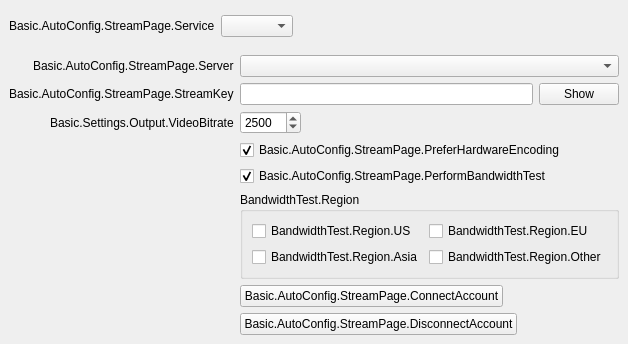
Before: the Qt Designer form UI/forms/AutoConfigStreamPage.ui in deepin-community/obs-studio, drawn with Qt 5.
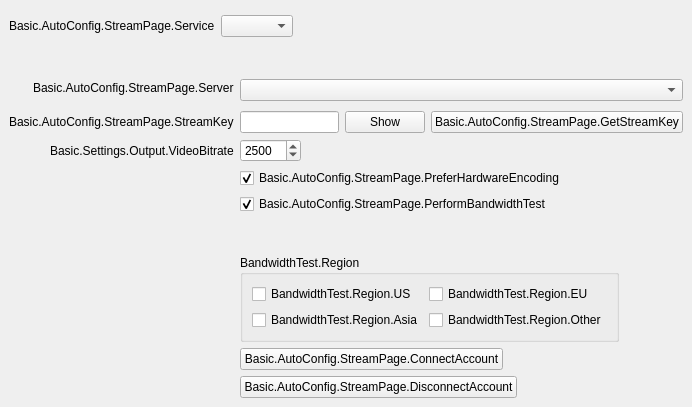
After: the same form once the commit is applied. Custom widgets are drawn as their Qt base class.

```diff
--- a/UI/forms/AutoConfigStreamPage.ui
+++ b/UI/forms/AutoConfigStreamPage.ui
@@ -6,8 +6,8 @@
    <rect>
     <x>0</x>
     <y>0</y>
-    <width>566</width>
-    <height>335</height>
+    <width>692</width>
+    <height>407</height>
    </rect>
   </property>
   <property name="windowTitle">
@@ -44,6 +44,9 @@
       <property name="labelAlignment">
        <set>Qt::AlignRight|Qt::AlignTrailing|Qt::AlignVCenter</set>
       </property>
+      <property name="bottomMargin">
+       <number>12</number>
+      </property>
       <item row="0" column="0">
        <spacer name="horizontalSpacer_6">
         <property name="orientation">
@@ -73,6 +76,19 @@
       <item row="1" column="1">
        <widget class="QComboBox" name="service"/>
       </item>
+      <item row="2" column="1">
+       <spacer name="verticalSpacer">
+        <property name="orientation">
+         <enum>Qt::Vertical</enum>
+        </property>
+        <property name="sizeHint" stdset="0">
+         <size>
+          <width>12</width>
+          <height>12</height>
+         </size>
+        </property>
+       </spacer>
+      </item>
      </layout>
     </widget>
    </item>
@@ -279,6 +295,13 @@
             </property>
            </widget>
           </item>
+          <item>
+           <widget class="UrlPushButton" name="streamKeyButton">
+            <property name="text">
+             <string>Basic.AutoConfig.StreamPage.GetStreamKey</string>
+            </property>
+           </widget>
+          </item>
          </layout>
         </widget>
        </item>
@@ -321,22 +344,6 @@
          </property>
         </widget>
        </item>
-       <item row="4" column="0">
-        <spacer name="horizontalSpacer_5">
-         <property name="orientation">
-          <enum>Qt::Horizontal</enum>
-         </property>
-         <property name="sizeType">
-          <enum>QSizePolicy::Fixed</enum>
-         </property>
-         <property name="sizeHint" stdset="0">
-          <size>
-           <width>87</width>
-           <height>17</height>
-          </size>
-         </property>
-        </spacer>
-       </item>
        <item row="4" column="1">
         <widget class="QCheckBox" name="doBandwidthTest">
          <property name="text">
@@ -347,7 +354,7 @@
          </property>
         </widget>
        </item>
-       <item row="5" column="1">
+       <item row="6" column="1">
         <widget class="QGroupBox" name="region">
          <property name="title">
           <string>BandwidthTest.Region</string>
@@ -384,26 +391,46 @@
          </layout>
         </widget>
        </item>
-       <item row="6" column="1">
+       <item row="7" column="1">
         <widget class="QPushButton" name="connectAccount2">
          <property name="text">
           <string>Basic.AutoConfig.StreamPage.ConnectAccount</string>
          </property>
         </widget>
        </item>
-       <item row="7" column="1">
+       <item row="8" column="1">
         <widget class="QPushButton" name="disconnectAccount">
          <property name="text">
           <string>Basic.AutoConfig.StreamPage.DisconnectAccount</string>
          </property>
         </widget>
        </item>
+       <item row="5" column="1">
+        <spacer name="verticalSpacer_2">
+         <property name="orientation">
+          <enum>Qt::Vertical</enum>
+         </property>
+         <property name="sizeHint" stdset="0">
+          <size>
+           <width>6</width>
+           <height>6</height>
+          </size>
+         </property>
+        </spacer>
+       </item>
       </layout>
      </widget>
     </widget>
    </item>
   </layout>
  </widget>
+ <customwidgets>
+  <customwidget>
+   <class>UrlPushButton</class>
+   <extends>QPushButton</extends>
+   <header>url-push-button.hpp</header>
+  </customwidget>
+ </customwidgets>
  <resources/>
  <connections>
   <connection>
```
